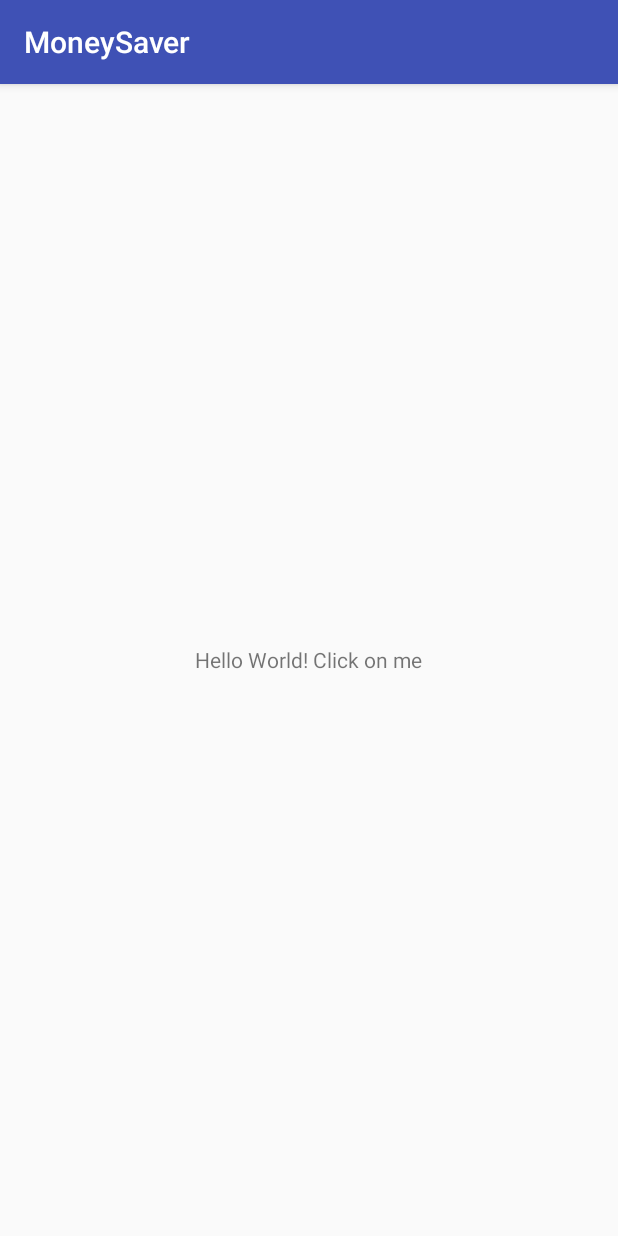
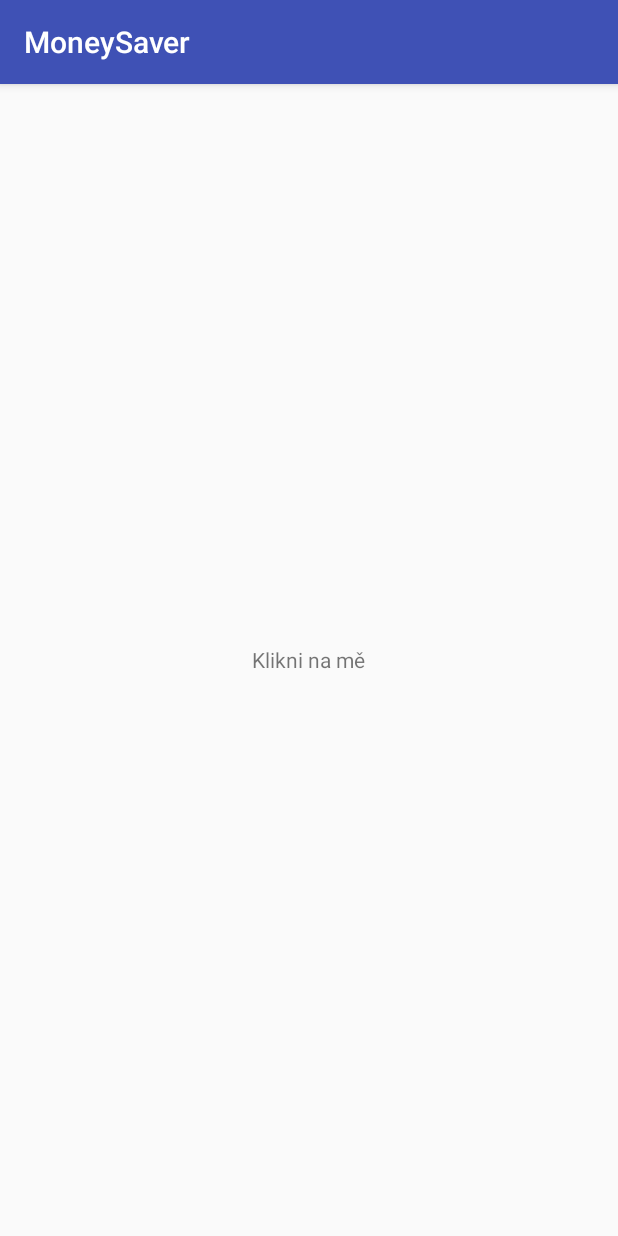
Before and after one commit to thenracker/moneysaver, an Android app: the screen it shows after launch (MainActivity), on a phone screen of 412 x 824 dp. Run offline under Robolectric (Android 15) with nearby library versions, the phone set to English and light mode, and no system bars; libraries missing offline, so code that uses them is left out: com.raizlabs.android; 2 statements that could not run were skipped.

Commit message:
Bindování samo o sobě <3

```diff
--- a/app/src/main/java/cz/weissar/moneysaver/ui/MainActivity.kt
+++ b/app/src/main/java/cz/weissar/moneysaver/ui/MainActivity.kt
@@ -12,17 +12,19 @@ import android.widget.Toast
 import cz.weissar.moneysaver.R
 import cz.weissar.moneysaver.db.Item
 import cz.weissar.moneysaver.db.ItemDao
+import kotlinx.android.synthetic.main.activity_main.*
 
 class MainActivity : AppCompatActivity() {
 
-    private lateinit var recyclerView: RecyclerView
+    //private lateinit var recycler: RecyclerView
     private lateinit var items: MutableList<Item>
 
     override fun onCreate(savedInstanceState: Bundle?) {
         super.onCreate(savedInstanceState)
         setContentView(R.layout.activity_main)
 
-        recyclerView = findViewById(R.id.recyclerView)
+        //recycler = recyclerView
+        helloTextView.text = "Klikni na mě"
 
         initItems()
     }
--- a/app/src/main/res/layout/activity_main.xml
+++ b/app/src/main/res/layout/activity_main.xml
@@ -11,6 +11,7 @@
         android:layout_height="match_parent" />
 
     <TextView
+        android:id="@+id/helloTextView"
         android:layout_width="wrap_content"
         android:layout_height="wrap_content"
         android:layout_gravity="center"
```
